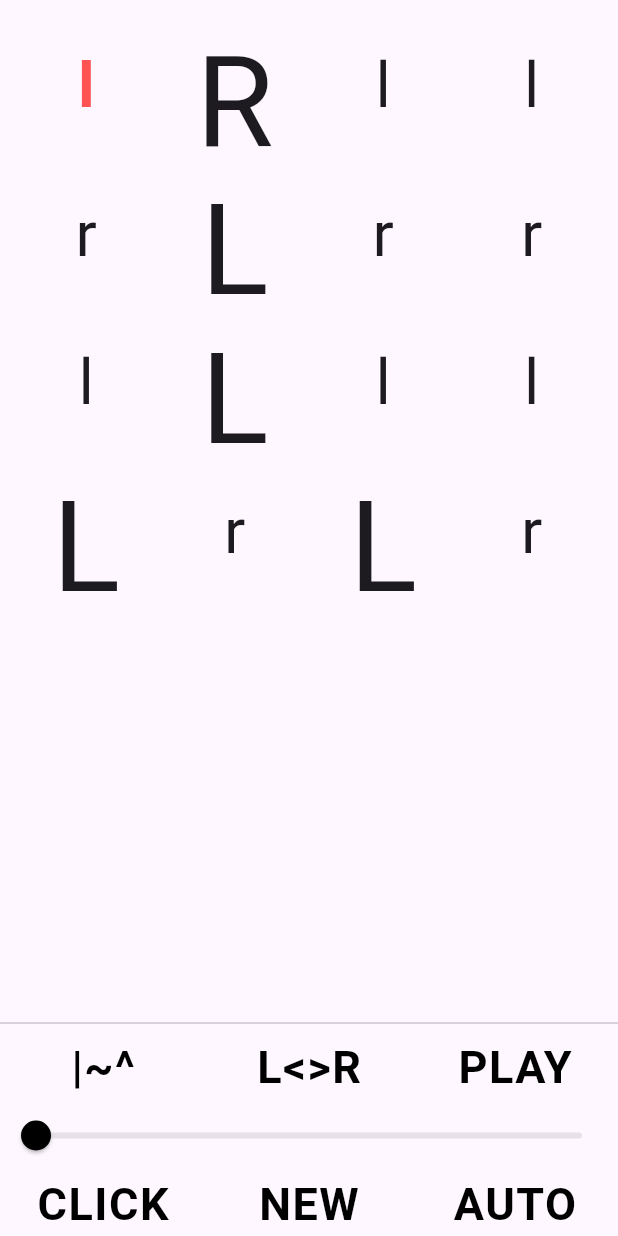
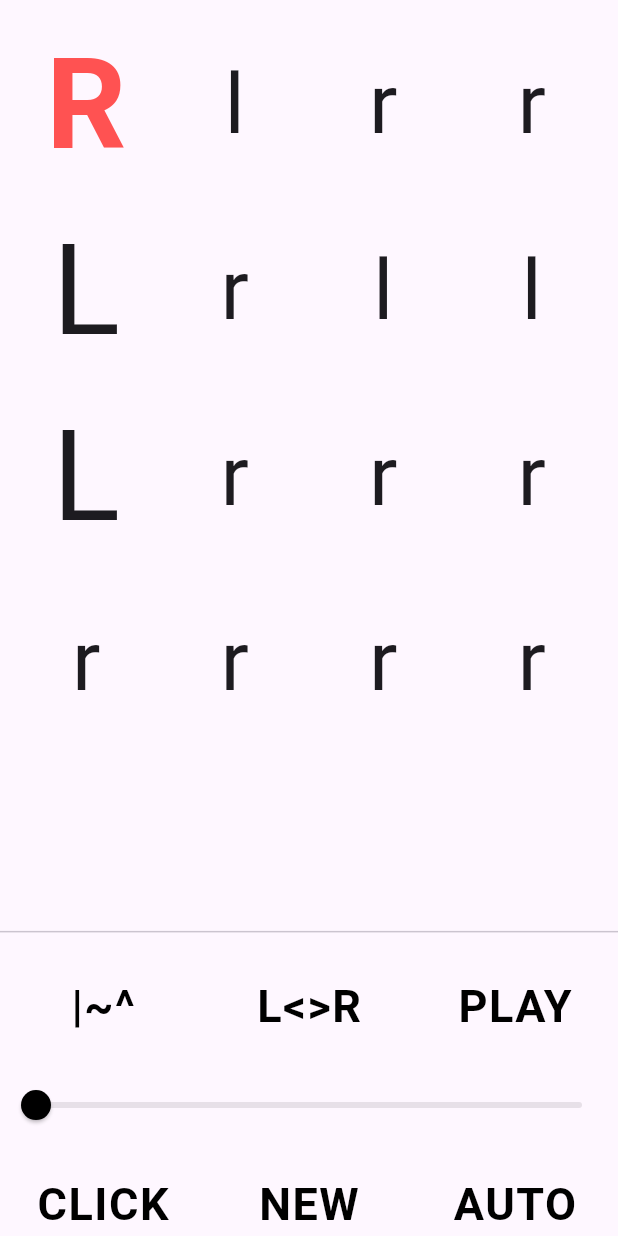
Before and after one commit to goranesine/addictive_metronome_2, a Flutter app: the screen it shows after launch, on a phone screen of 412 x 824 dp. Run offline on Flutter 3.47's test engine with Material 2 defaults, Android fonts, the phone set to English and light mode, and no system bars; our stand-ins replace wakelock; missing offline and left inert: flutter_animated_button, flutter_ogg_piano, reliable_interval_timer; statements that could not run were skipped.

Commit message:
adding_levels

```diff
--- a/lib/main.dart
+++ b/lib/main.dart
@@ -89,21 +89,26 @@ class _MyHomePageState extends State<MyHomePage> {
     return Scaffold(
         body: Center(
       child: Column(
-        mainAxisAlignment: MainAxisAlignment.center,
+        mainAxisAlignment: MainAxisAlignment.spaceBetween,
         children: <Widget>[
-          Expanded(
-            child: Padding(
+          Padding(
             padding: const EdgeInsets.all(8.0),
+            child: SizedBox(
+              width: width,
+              height: height / 100 * 70,
               child: GridView.builder(
-                  gridDelegate:  SliverGridDelegateWithFixedCrossAxisCount(
-
-                      crossAxisCount: am.numberOfBars),
+                  shrinkWrap: true,
+                  gridDelegate: SliverGridDelegateWithFixedCrossAxisCount(
+                      childAspectRatio: 0.8, crossAxisCount: am.numberOfBars),
                   itemCount: am.playingPattern.length,
                   itemBuilder: (BuildContext ctx, index) {
                     return Center(
                       child: Text(
                         am.playingPattern[index],
-                        textScaleFactor:am.playingPattern[index]==am.playingPattern[index].toUpperCase() ? 6 : 3,
+                        textScaleFactor: am.playingPattern[index] ==
+                                am.playingPattern[index].toUpperCase()
+                            ? 6
+                            : 4,
                         style: index == am.beatPosition
                             ? const TextStyle(
                                 fontWeight: FontWeight.bold,
@@ -118,70 +123,98 @@ class _MyHomePageState extends State<MyHomePage> {
           Row(
             children: <Widget>[
               Expanded(
-                  child:  InkWell(
-                    child:  const Center(child: Text("|~^",style: TextStyle( fontSize: 30,
+                  child: InkWell(
+                child: const Center(
+                    child: Text(
+                  "|~^",
+                  style: TextStyle(
+                    fontSize: 30,
                     letterSpacing: 1,
-                      color:  Colors.black,
-                      fontWeight: FontWeight.bold,),
+                    color: Colors.black,
+                    fontWeight: FontWeight.bold,
+                  ),
                 )),
-                    onTap:()=> am.invertAccent(),)
+                onTap: () => am.invertAccent(),
+              )),
+              Expanded(
+                  child: InkWell(
+                child: const Center(
+                    child: Text(
+                  "L<>R",
+                  style: TextStyle(
+                    fontSize: 30,
+                    letterSpacing: 1,
+                    color: Colors.black,
+                    fontWeight: FontWeight.bold,
                   ),
+                )),
+                onTap: () => am.invertHands(),
+              )),
               Expanded(
-                  child:  InkWell(
-                    child:  const Center(child: Text("L<>R",style: TextStyle( fontSize: 30,
+                  child: InkWell(
+                child: const Center(
+                    child: Text(
+                  "PLAY",
+                  style: TextStyle(
+                    fontSize: 30,
                     letterSpacing: 1,
-                      color:  Colors.black,
-                      fontWeight: FontWeight.bold,),
+                    color: Colors.black,
+                    fontWeight: FontWeight.bold,
+                  ),
                 )),
-                    onTap:()=> am.invertHands(),)
-              ),
-              Expanded(
-                  child:  InkWell(
-                    child:  const Center(child: Text("PLAY",style: TextStyle( fontSize: 30,
-                      letterSpacing: 1,
-                      color:  Colors.black,
-                      fontWeight: FontWeight.bold,),
+                onTap: () => am.toogleMetronome(),
               )),
-                    onTap:()=> am.toogleMetronome(),)
-              ),
             ],
           ),
-
           Slider(
               activeColor: Colors.black,
               value: am.bpm.toDouble(),
               min: Constants.minBpm.toDouble(),
               max: Constants.maxBpm.toDouble(),
               onChanged: (newValue) {
-
                 am.updateBpm(newValue.toInt());
               }),
           Row(
             children: <Widget>[
               Expanded(
-                  child:  InkWell(
-                    child:  Center(child: Text("CLICK",style: TextStyle( fontSize: 30,
+                  child: InkWell(
+                child: Center(
+                    child: Text(
+                  "CLICK",
+                  style: TextStyle(
+                    fontSize: 30,
                     letterSpacing: 1,
                     color: am.isClickPlaying ? Colors.green : Colors.black,
-                      fontWeight: FontWeight.bold,),
+                    fontWeight: FontWeight.bold,
+                  ),
                 )),
-                    onTap:()=> am.toogleClick(),)
+                onTap: () => am.toogleClick(),
+              )),
+              Expanded(
+                  child: InkWell(
+                child: const Center(
+                    child: Text(
+                  "NEW",
+                  style: Constants.submitTextStyle,
+                )),
+                onTap: () => am.populateExercise(),
+              )),
+              Expanded(
+                  child: InkWell(
+                child: Center(
+                    child: Text(
+                  "AUTO",
+                  style: TextStyle(
+                    fontSize: 30,
+                    letterSpacing: 1,
+                    color: am.isAutomaticIncreasmentOn
+                        ? Colors.green
+                        : Colors.black,
+                    fontWeight: FontWeight.bold,
                   ),
-              Expanded(
-                child:  InkWell(child: const Center(child: Text("NEW",style:
-                  Constants.submitTextStyle,)),
-                  onTap:()=> am.populateExercise(),)
-              ),
-              Expanded(
-                child:  InkWell(
-                  child:  Center(child: Text("AUTO",style: TextStyle( fontSize: 30,
-                  letterSpacing: 1,
-                  color: am.isAutomaticIncreasmentOn ? Colors.green : Colors.black,
-                  fontWeight: FontWeight.bold,),
                 )),
-                  onTap:()=> am.toogleAutoIncreasment(),)
-              ),
-
+                onTap: () => am.toogleAutoIncreasment(),
+              )),
             ],
           ),
         ],
--- a/lib/models/eight_mote_with_accent_data.dart
+++ b/lib/models/eight_mote_with_accent_data.dart
@@ -32,11 +32,18 @@ abstract class ExerciseModel {
   }
 
   static String randomSixteenNotes(){
-    int r = Random().nextInt(2);
+    int r = Random().nextInt(3);
+    print(r);
     String returnedStringExercise ="";
     switch(r){
       case 0:
         returnedStringExercise = randomSixteenNotesFromFourNotes();
+      break;
+ case 1:
+        returnedStringExercise = randomSixteenNotesFromEightNotes();
+      break;
+ case 2:
+        returnedStringExercise = randomSixteenNotesFromSixteenNotes();
       break;
 
     }
--- a/lib/services/ogg_player.dart
+++ b/lib/services/ogg_player.dart
@@ -24,6 +24,7 @@ static Future<void> initOgg()async {
     rootBundle.load("assets/click.ogg").then((ogg) {
       fop.load(src: ogg, index: 2, name: 'click.ogg',forceLoad: true);
     });
+
   }
 
  static void play(int id) {
```
Also changed, not shown: lib/services/timer.dart (+7 -8 lines). Lines whose indentation alone changed are shown as unchanged.
